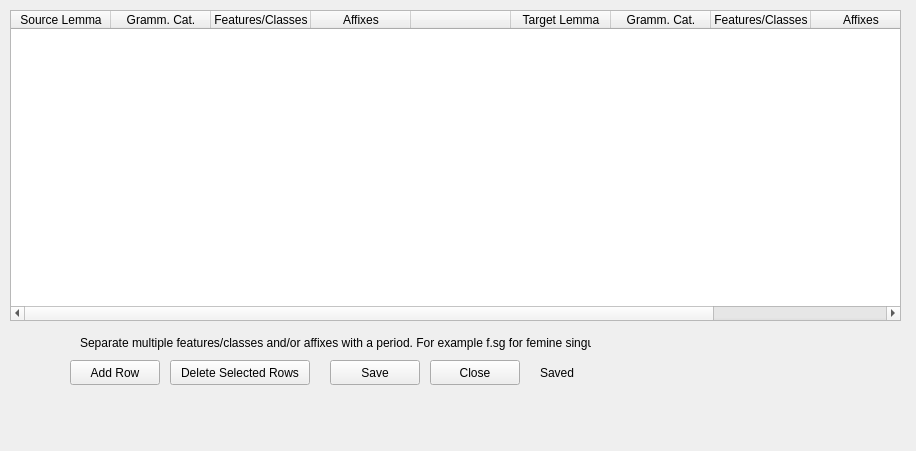
Old version of the form Dev/Lib/Windows/ReplacementEditorWindow.ui in the repository rmlockwood/FLExTrans.
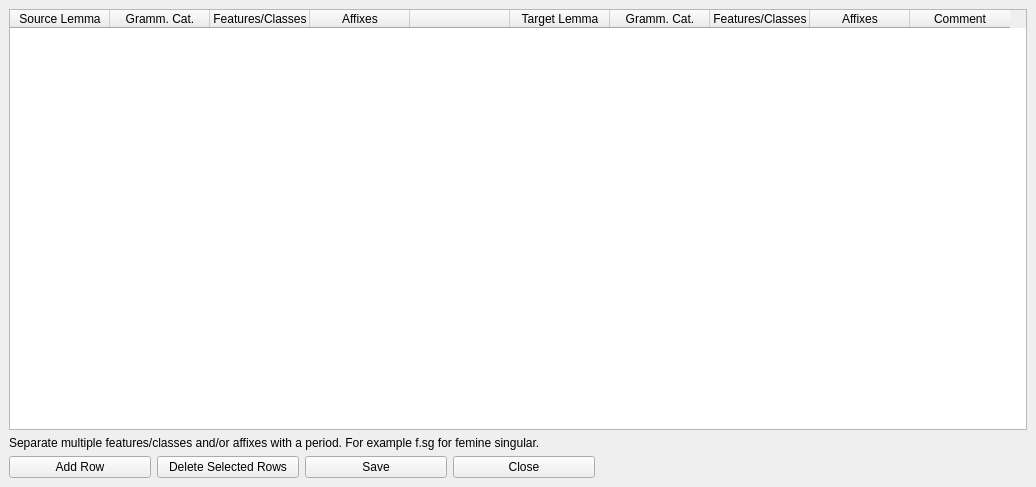
New version of the form.

Commit message: RE ui adjusted for localization

```diff
--- a/Dev/Lib/Windows/ReplacementEditorWindow.ui
+++ b/Dev/Lib/Windows/ReplacementEditorWindow.ui
@@ -6,23 +6,19 @@
    <rect>
     <x>0</x>
     <y>0</y>
-    <width>916</width>
-    <height>451</height>
+    <width>1036</width>
+    <height>487</height>
    </rect>
   </property>
   <property name="windowTitle">
    <string>Replacement Dictionary Editor</string>
   </property>
   <widget class="QWidget" name="centralwidget">
+   <layout class="QGridLayout" name="gridLayout">
+    <item row="0" column="0">
+     <layout class="QVBoxLayout" name="verticalLayout">
+      <item>
    <widget class="QTableWidget" name="tableWidget">
-    <property name="geometry">
-     <rect>
-      <x>10</x>
-      <y>10</y>
-      <width>891</width>
-      <height>311</height>
-     </rect>
-    </property>
     <column>
      <property name="text">
       <string>Source Lemma</string>
@@ -74,84 +70,86 @@
      </property>
     </column>
    </widget>
+      </item>
+      <item>
+       <widget class="QLabel" name="infoLabel">
+        <property name="text">
+         <string>Separate multiple features/classes and/or affixes with a period. For example f.sg for femine singular.</string>
+        </property>
+       </widget>
+      </item>
+      <item>
+       <layout class="QHBoxLayout" name="horizontalLayout">
+        <item>
    <widget class="QPushButton" name="addButton">
-    <property name="geometry">
-     <rect>
-      <x>70</x>
-      <y>360</y>
-      <width>90</width>
-      <height>25</height>
-     </rect>
+          <property name="sizePolicy">
+           <sizepolicy hsizetype="Expanding" vsizetype="Fixed">
+            <horstretch>1</horstretch>
+            <verstretch>0</verstretch>
+           </sizepolicy>
     </property>
     <property name="text">
      <string>Add Row</string>
     </property>
    </widget>
+        </item>
+        <item>
    <widget class="QPushButton" name="deleteButton">
-    <property name="geometry">
-     <rect>
-      <x>170</x>
-      <y>360</y>
-      <width>140</width>
-      <height>25</height>
-     </rect>
+          <property name="sizePolicy">
+           <sizepolicy hsizetype="Expanding" vsizetype="Fixed">
+            <horstretch>1</horstretch>
+            <verstretch>0</verstretch>
+           </sizepolicy>
     </property>
     <property name="text">
      <string>Delete Selected Rows</string>
     </property>
    </widget>
+        </item>
+        <item>
    <widget class="QPushButton" name="saveButton">
-    <property name="geometry">
-     <rect>
-      <x>330</x>
-      <y>360</y>
-      <width>90</width>
-      <height>25</height>
-     </rect>
+          <property name="sizePolicy">
+           <sizepolicy hsizetype="Expanding" vsizetype="Fixed">
+            <horstretch>1</horstretch>
+            <verstretch>0</verstretch>
+           </sizepolicy>
     </property>
     <property name="text">
      <string>Save</string>
     </property>
    </widget>
+        </item>
+        <item>
    <widget class="QPushButton" name="closeButton">
-    <property name="geometry">
-     <rect>
-      <x>430</x>
-      <y>360</y>
-      <width>90</width>
-      <height>25</height>
-     </rect>
+          <property name="sizePolicy">
+           <sizepolicy hsizetype="Expanding" vsizetype="Fixed">
+            <horstretch>1</horstretch>
+            <verstretch>0</verstretch>
+           </sizepolicy>
     </property>
     <property name="text">
      <string>Close</string>
     </property>
    </widget>
+        </item>
+        <item>
    <widget class="QLabel" name="saveLabel">
-    <property name="geometry">
-     <rect>
-      <x>540</x>
-      <y>360</y>
-      <width>161</width>
-      <height>25</height>
-     </rect>
+          <property name="sizePolicy">
+           <sizepolicy hsizetype="Expanding" vsizetype="Preferred">
+            <horstretch>3</horstretch>
+            <verstretch>0</verstretch>
+           </sizepolicy>
     </property>
     <property name="text">
-     <string>Saved</string>
-    </property>
-   </widget>
-   <widget class="QLabel" name="infoLabel">
-    <property name="geometry">
-     <rect>
-      <x>80</x>
-      <y>330</y>
-      <width>511</width>
-      <height>25</height>
-     </rect>
-    </property>
-    <property name="text">
-     <string>Separate multiple features/classes and/or affixes with a period. For example f.sg for femine singular.</string>
-    </property>
-   </widget>
+           <string notr="true"/>
+          </property>
+         </widget>
+        </item>
+       </layout>
+      </item>
+     </layout>
+    </item>
+   </layout>
   </widget>
   <widget class="QMenuBar" name="menubar">
    <property name="geometry">
```
Left out of the diff: 4 changed lines with no effect on the pictures. Lines whose indentation alone changed are shown as unchanged. The commit also changes 4 other files.
